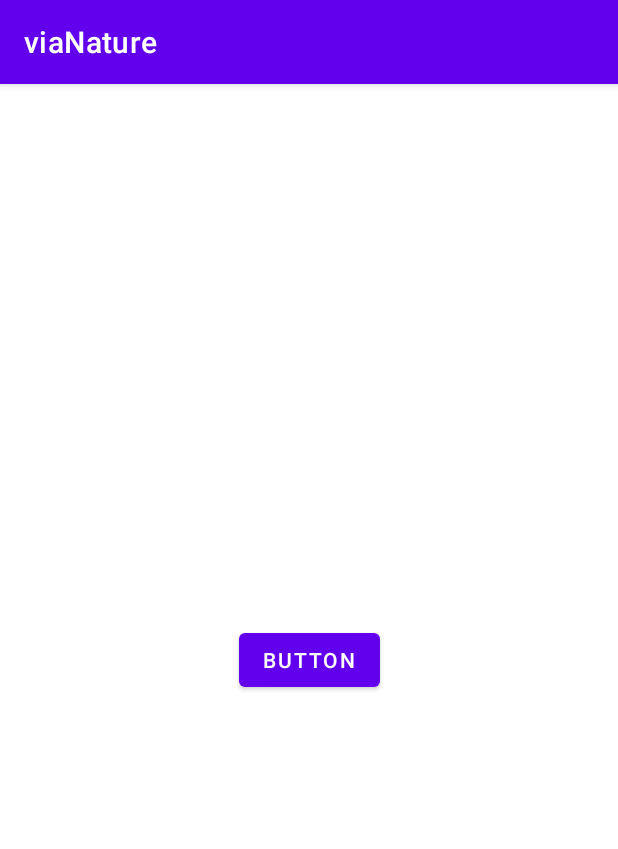
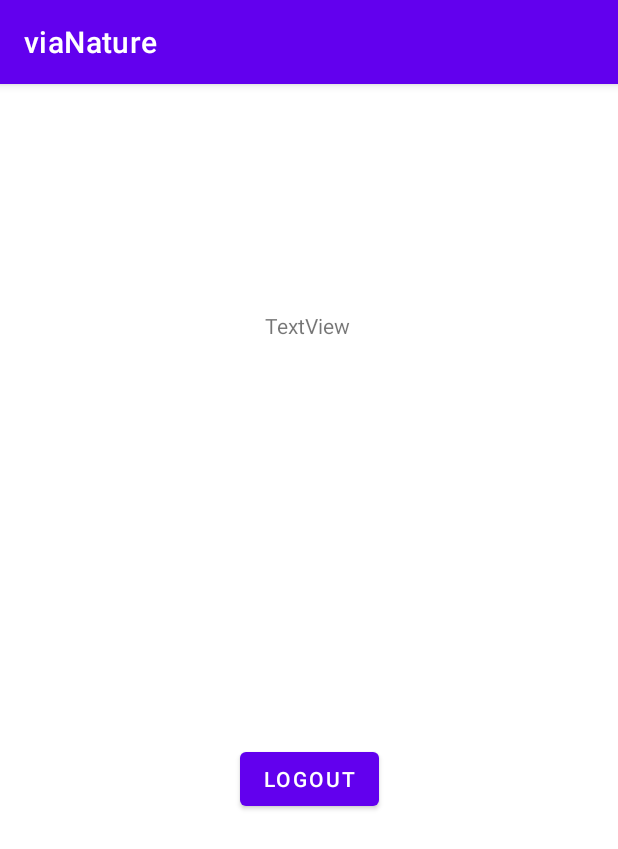
Before and after one commit to nedelchr/viaNatureRepo, an Android app: the ProfileActivity screen opened directly, with no data from a screen before it, on a phone screen of 412 x 824 dp. Shown: the top 849 px of the screen. Run offline under Robolectric (Android 15) with nearby library versions, the phone set to English and light mode, and no system bars; our stand-ins replace Firebase (no records; nobody signed in at launch, a user with empty details on screens opened directly).

Commit message:
Logout button implemented - When the user logs in successfully the app redirect him to a page with its profile information(not created yet) and in this page there is a logout button. Whenever it is pressed the app will signout the user and direct him/her to the page where he/she can enter its credentials again and login

```diff
--- a/app/src/main/java/com/example/vianature/ProfileActivity.java
+++ b/app/src/main/java/com/example/vianature/ProfileActivity.java
@@ -2,13 +2,29 @@ package com.example.vianature;
 
 import androidx.appcompat.app.AppCompatActivity;
 
+import android.content.Intent;
 import android.os.Bundle;
+import android.view.View;
+import android.widget.Button;
+
+import com.google.firebase.auth.FirebaseAuth;
 
 public class ProfileActivity extends AppCompatActivity {
+
+    private Button logOut;
 
     @Override
     protected void onCreate(Bundle savedInstanceState) {
         super.onCreate(savedInstanceState);
         setContentView(R.layout.activity_profile);
+
+        logOut = (Button) findViewById(R.id.signOut);
+        logOut.setOnClickListener(new View.OnClickListener() {
+            @Override
+            public void onClick(View v) {
+                FirebaseAuth.getInstance().signOut();
+                startActivity(new Intent(ProfileActivity.this, LoginUser.class));
+            }
+        });
     }
 }
--- a/app/src/main/res/layout/activity_profile.xml
+++ b/app/src/main/res/layout/activity_profile.xml
@@ -7,12 +7,25 @@
     tools:context=".ProfileActivity">
 
     <Button
-        android:id="@+id/button"
+        android:id="@+id/signOut"
         android:layout_width="wrap_content"
         android:layout_height="wrap_content"
-        android:text="Button"
+        android:text="Logout"
         app:layout_constraintBottom_toBottomOf="parent"
         app:layout_constraintEnd_toEndOf="parent"
         app:layout_constraintStart_toStartOf="parent"
-        app:layout_constraintTop_toTopOf="parent" />
+        app:layout_constraintTop_toTopOf="parent"
+        app:layout_constraintVertical_bias="0.61" />
+
+    <TextView
+        android:id="@+id/textView"
+        android:layout_width="wrap_content"
+        android:layout_height="wrap_content"
+        android:text="TextView"
+        app:layout_constraintBottom_toBottomOf="parent"
+        app:layout_constraintEnd_toEndOf="parent"
+        app:layout_constraintHorizontal_bias="0.498"
+        app:layout_constraintStart_toStartOf="parent"
+        app:layout_constraintTop_toTopOf="parent"
+        app:layout_constraintVertical_bias="0.202" />
 </androidx.constraintlayout.widget.ConstraintLayout>
```
